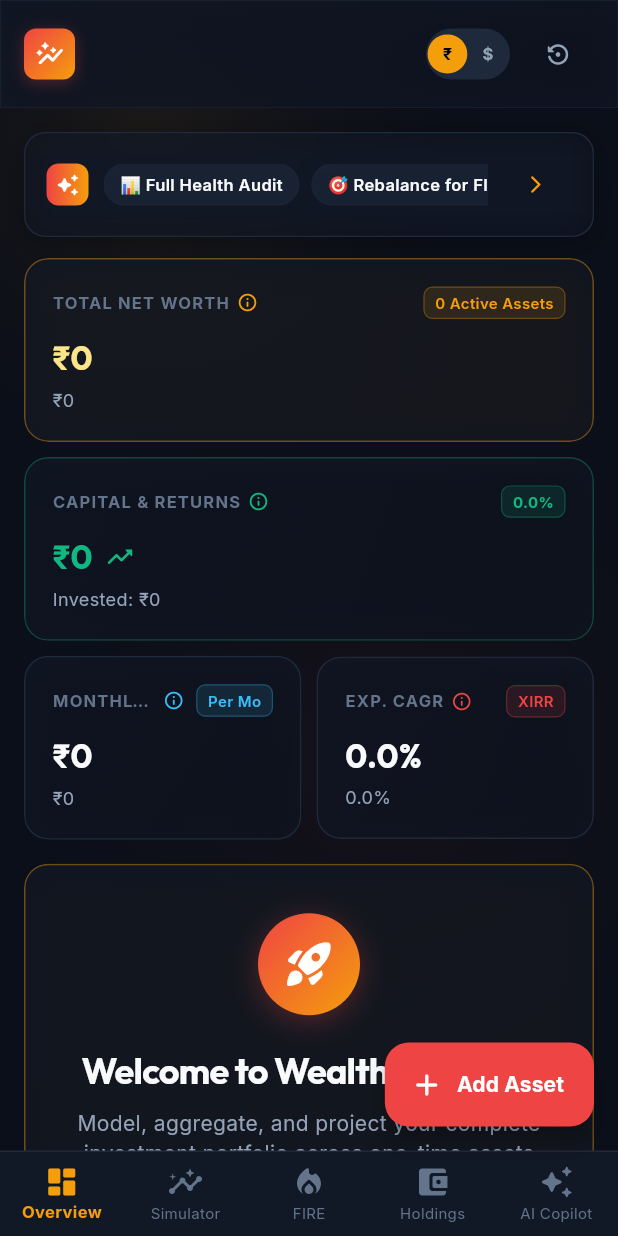
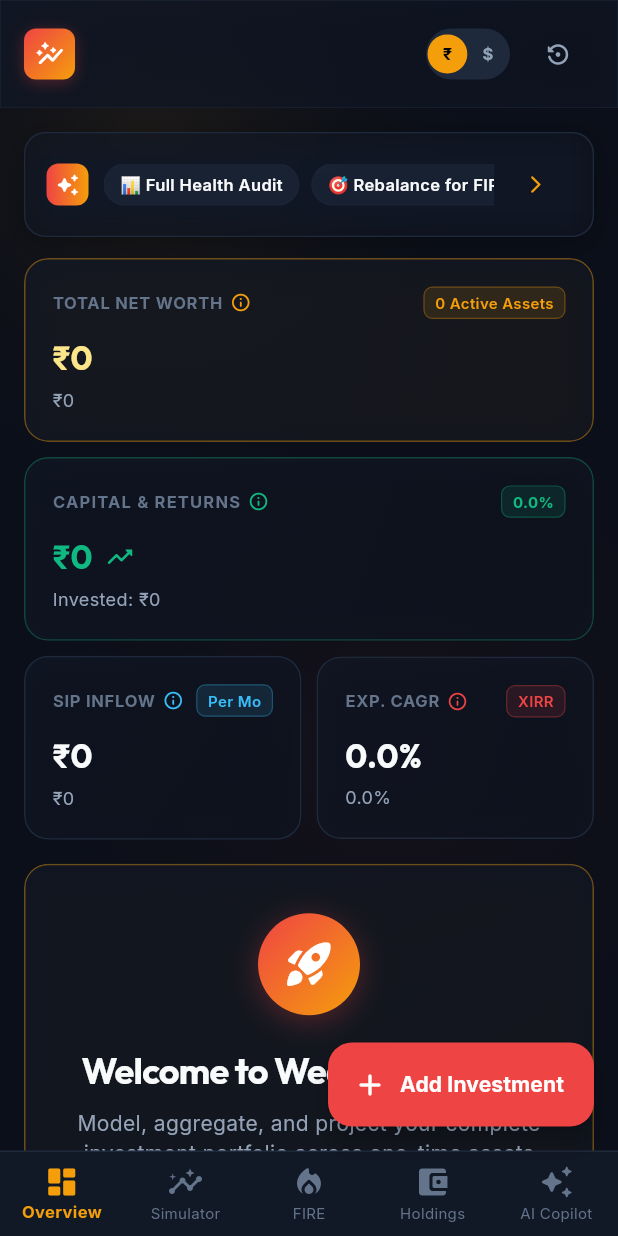
Before and after one commit to dilwarSingh/wealth-analyzer, a Flutter app: the screen it shows after launch, on a phone screen of 412 x 824 dp. Run offline on Flutter 3.47's test engine with Material 3 defaults, Android fonts, the phone set to English and light mode, and no system bars; our stand-ins replace equatable, fl_chart, flutter_riverpod, google_fonts, hive, hive_flutter; accounts and stored records are empty.

Commit message:
fix(ui,ai): fix responsive layout overflows, tablet navigation, and enter-to-send in AI copilot
- Synchronize tablet vs desktop responsive navigation breakpoint to >=1024px
- Fix KPI ribbon title truncation on mobile (SIP INFLOW with FittedBox)
- Standardize CTA labels to '+ Add Investment' and add mobile FAB scroll clearance
- Resolve responsive pixel overflows in AI data sharing dialog & AI screen top bar
- Add physical Enter key submit and Shift/Ctrl+Enter newline support to AI chat input
- Add mounted safety guards across PortfolioViewModel async methods
- Add automatic reasoning-to-content transition in streaming thinking parser

```diff
--- a/lib/features/portfolio/presentation/views/dashboard_mobile_view.dart
+++ b/lib/features/portfolio/presentation/views/dashboard_mobile_view.dart
@@ -89,7 +89,7 @@
                 const DonutAllocationChart(),
               ],
             ],
-            const SizedBox(height: 80), // Padding for bottom bar & FAB
+            const SizedBox(height: 100), // Padding for bottom bar & FAB
           ],
         ),
       ),
@@ -99,7 +99,7 @@
               backgroundColor: AppColors.crimson,
               icon: const Icon(Icons.add_rounded, color: Colors.white),
               label: Text(
-                'Add Asset',
+                'Add Investment',
                 style: GoogleFonts.inter(fontWeight: FontWeight.w700, color: Colors.white),
               ),
               onPressed: () {
--- a/lib/features/portfolio/presentation/widgets/app_header.dart
+++ b/lib/features/portfolio/presentation/widgets/app_header.dart
@@ -33,8 +33,7 @@
       padding: const EdgeInsets.symmetric(horizontal: 16, vertical: 12),
       child: LayoutBuilder(
         builder: (context, constraints) {
-          final showFullNav = constraints.maxWidth >= 920;
-          final showCompactNav = constraints.maxWidth >= 720 && constraints.maxWidth < 920;
+          final showFullNav = constraints.maxWidth >= 1024;
 
           return Row(
             children: [
@@ -109,8 +108,8 @@
                 ],
               ),
 
-              // Desktop Navigation Tabs
-              if (showFullNav || showCompactNav) ...[
+              // Desktop Navigation Tabs (>= 1024px)
+              if (showFullNav) ...[
                 const SizedBox(width: 20),
                 Expanded(
                   child: SingleChildScrollView(
@@ -177,14 +176,14 @@
                 ),
               ),
 
-              // Primary Crimson Red CTA (shown on tablet and desktop)
-              if (constraints.maxWidth >= 600) ...[
-                const SizedBox(width: 8),
+              // Primary Crimson Red CTA (shown exclusively on desktop >= 1024px)
+              if (constraints.maxWidth >= 1024) ...[
+                const SizedBox(width: 10),
                 CrimsonButton(
-                  text: constraints.maxWidth >= 680 ? '+ Add Investment' : '+ Add',
+                  text: '+ Add Investment',
                   icon: Icons.add_rounded,
                   height: 34,
-                  padding: const EdgeInsets.symmetric(horizontal: 12),
+                  padding: const EdgeInsets.symmetric(horizontal: 14),
                   onPressed: () {
                     showDialog(
                       context: context,
--- a/lib/features/portfolio/presentation/widgets/kpi_ribbon.dart
+++ b/lib/features/portfolio/presentation/widgets/kpi_ribbon.dart
@@ -150,7 +150,7 @@
                 children: [
                   Expanded(
                     child: _buildKpiCard(
-                      title: 'MONTHLY SIP',
+                      title: 'SIP INFLOW',
                       value: CurrencyFormatter.formatFull(summary.totalMonthlySipInflow, currency: currency),
                       compactValue: CurrencyFormatter.formatCompact(summary.totalMonthlySipInflow, currency: currency),
                       icon: Icons.repeat_rounded,
@@ -193,16 +193,18 @@
     String? tooltipMessage,
     bool isHighlighted = false,
   }) {
-    final titleWidget = Text(
-      title,
-      style: GoogleFonts.inter(
-        fontSize: 11,
-        fontWeight: FontWeight.w700,
-        color: AppColors.textMuted,
-        letterSpacing: 0.8,
+    final titleWidget = FittedBox(
+      fit: BoxFit.scaleDown,
+      alignment: Alignment.centerLeft,
+      child: Text(
+        title,
+        style: GoogleFonts.inter(
+          fontSize: 11,
+          fontWeight: FontWeight.w700,
+          color: AppColors.textMuted,
+          letterSpacing: 0.5,
+        ),
       ),
-      maxLines: 1,
-      overflow: TextOverflow.ellipsis,
     );
 
     return GlassContainer(
--- a/packages/ai/lib/src/presentation/views/ai_quick_insights_bar.dart
+++ b/packages/ai/lib/src/presentation/views/ai_quick_insights_bar.dart
@@ -72,10 +72,12 @@
                 ),
               ),
               if (onOpenCopilot != null) ...[
-                const SizedBox(width: 8),
+                const SizedBox(width: 4),
                 IconButton(
                   icon: Icon(Icons.arrow_forward_ios_rounded, color: theme.secondaryAccentColor, size: 14),
                   tooltip: 'Open AI Copilot',
+                  padding: EdgeInsets.zero,
+                  constraints: const BoxConstraints(minWidth: 28, minHeight: 28),
                   onPressed: onOpenCopilot,
                 ),
               ],
```
Also changed, not shown: lib/features/portfolio/presentation/viewmodels/portfolio_viewmodel.dart (+16 -0 lines), packages/ai/lib/src/data/services/ai_provider_bridge.dart (+54 -10 lines), packages/ai/lib/src/presentation/views/ai_data_sharing_dialog.dart (+64 -33 lines), packages/ai/lib/src/presentation/views/ai_screen.dart (+93 -23 lines), 10 other files.
